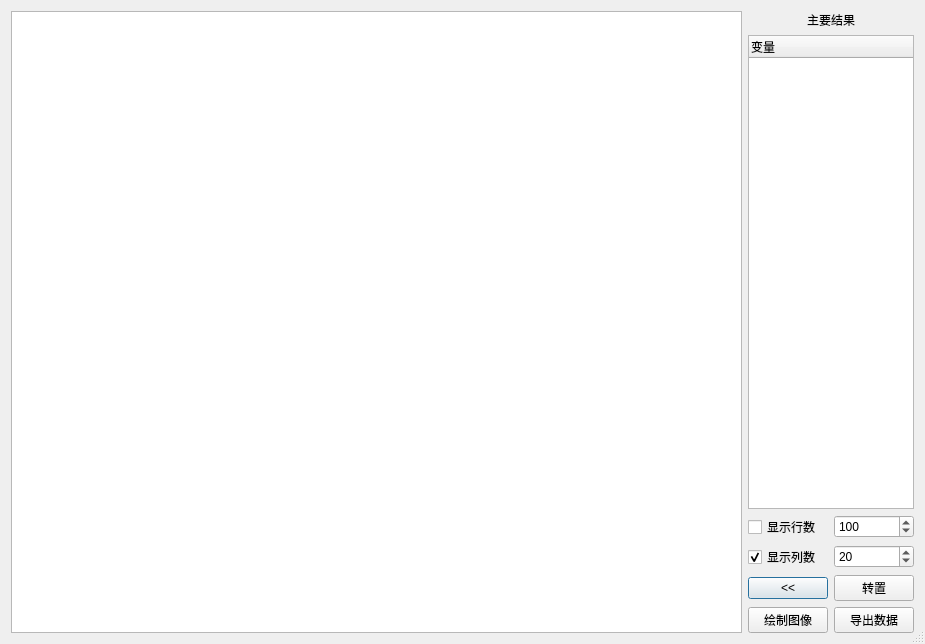
First picture: the form in QuantStudio/Tools/QtGUI/ResultDlg.ui, repository Scorpi000/QuantStudio, before the edit.
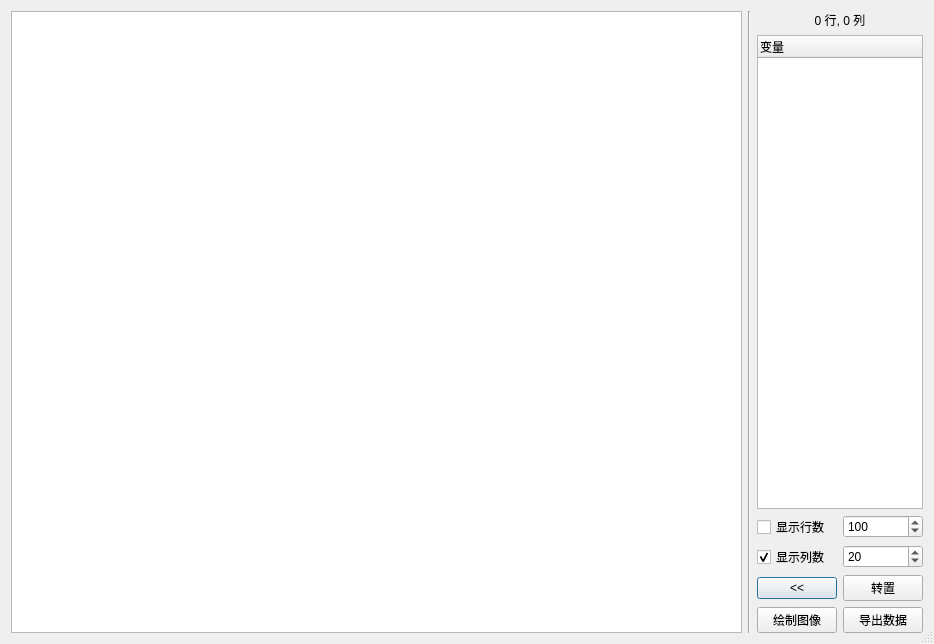
Second picture: the form after the edit.

Patch:
```diff
--- a/QuantStudio/Tools/QtGUI/ResultDlg.ui
+++ b/QuantStudio/Tools/QtGUI/ResultDlg.ui
@@ -6,7 +6,7 @@
    <rect>
     <x>0</x>
     <y>0</y>
-    <width>925</width>
+    <width>922</width>
     <height>644</height>
    </rect>
   </property>
@@ -42,50 +42,44 @@
      </property>
     </widget>
    </item>
+   <item>
+    <widget class="Line" name="line">
+     <property name="orientation">
+      <enum>Qt::Vertical</enum>
+     </property>
+    </widget>
+   </item>
    <item>
     <layout class="QGridLayout" name="gridLayout">
-     <item row="0" column="0" colspan="3">
-      <widget class="QLabel" name="label">
+     <item row="0" column="0" colspan="2">
+      <widget class="QLabel" name="RowColLabel">
+       <property name="text">
+        <string>0 行, 0 列</string>
+       </property>
+       <property name="alignment">
+        <set>Qt::AlignCenter</set>
+       </property>
+      </widget>
+     </item>
+     <item row="1" column="0" colspan="2">
+      <widget class="QTreeWidget" name="MainResultTree">
        <property name="sizePolicy">
-        <sizepolicy hsizetype="Minimum" vsizetype="Fixed">
+        <sizepolicy hsizetype="Expanding" vsizetype="Expanding">
          <horstretch>0</horstretch>
          <verstretch>0</verstretch>
         </sizepolicy>
        </property>
-       <property name="text">
-        <string>&lt;html&gt;&lt;head/&gt;&lt;body&gt;&lt;p align=&quot;center&quot;&gt;主要结果&lt;/p&gt;&lt;/body&gt;&lt;/html&gt;</string>
+       <property name="contextMenuPolicy">
+        <enum>Qt::ActionsContextMenu</enum>
        </property>
-       <property name="buddy">
-        <cstring>MainResultTable</cstring>
+       <property name="selectionMode">
+        <enum>QAbstractItemView::ExtendedSelection</enum>
        </property>
-      </widget>
-     </item>
-     <item row="4" column="0">
-      <widget class="QPushButton" name="GenTableButton">
-       <property name="text">
-        <string>&lt;&lt;</string>
-       </property>
-      </widget>
-     </item>
-     <item row="4" column="1" colspan="2">
-      <widget class="QPushButton" name="TransposeButton">
-       <property name="text">
-        <string>转置</string>
-       </property>
-      </widget>
-     </item>
-     <item row="5" column="0">
-      <widget class="QPushButton" name="PlotButton">
-       <property name="text">
-        <string>绘制图像</string>
-       </property>
-      </widget>
-     </item>
-     <item row="5" column="1" colspan="2">
-      <widget class="QPushButton" name="ExportButton">
-       <property name="text">
-        <string>导出数据</string>
-       </property>
+       <column>
+        <property name="text">
+         <string>变量</string>
+        </property>
+       </column>
       </widget>
      </item>
      <item row="2" column="0">
@@ -98,7 +92,7 @@
        </property>
       </widget>
      </item>
-     <item row="2" column="1" colspan="2">
+     <item row="2" column="1">
       <widget class="QSpinBox" name="RowLimitSpinBox">
        <property name="maximum">
         <number>9999</number>
@@ -118,7 +112,7 @@
        </property>
       </widget>
      </item>
-     <item row="3" column="1" colspan="2">
+     <item row="3" column="1">
       <widget class="QSpinBox" name="ColumnLimitSpinBox">
        <property name="maximum">
         <number>9999</number>
@@ -128,25 +122,32 @@
        </property>
       </widget>
      </item>
-     <item row="1" column="0" colspan="3">
-      <widget class="QTreeWidget" name="MainResultTree">
-       <property name="sizePolicy">
-        <sizepolicy hsizetype="Expanding" vsizetype="Expanding">
-         <horstretch>0</horstretch>
-         <verstretch>0</verstretch>
-        </sizepolicy>
+     <item row="4" column="0">
+      <widget class="QPushButton" name="GenTableButton">
+       <property name="text">
+        <string>&lt;&lt;</string>
        </property>
-       <property name="contextMenuPolicy">
-        <enum>Qt::ActionsContextMenu</enum>
+      </widget>
+     </item>
+     <item row="4" column="1">
+      <widget class="QPushButton" name="TransposeButton">
+       <property name="text">
+        <string>转置</string>
        </property>
-       <property name="selectionMode">
-        <enum>QAbstractItemView::ExtendedSelection</enum>
+      </widget>
+     </item>
+     <item row="5" column="0">
+      <widget class="QPushButton" name="PlotButton">
+       <property name="text">
+        <string>绘制图像</string>
        </property>
-       <column>
-        <property name="text">
-         <string>变量</string>
-        </property>
-       </column>
+      </widget>
+     </item>
+     <item row="5" column="1">
+      <widget class="QPushButton" name="ExportButton">
+       <property name="text">
+        <string>导出数据</string>
+       </property>
       </widget>
      </item>
     </layout>
```
